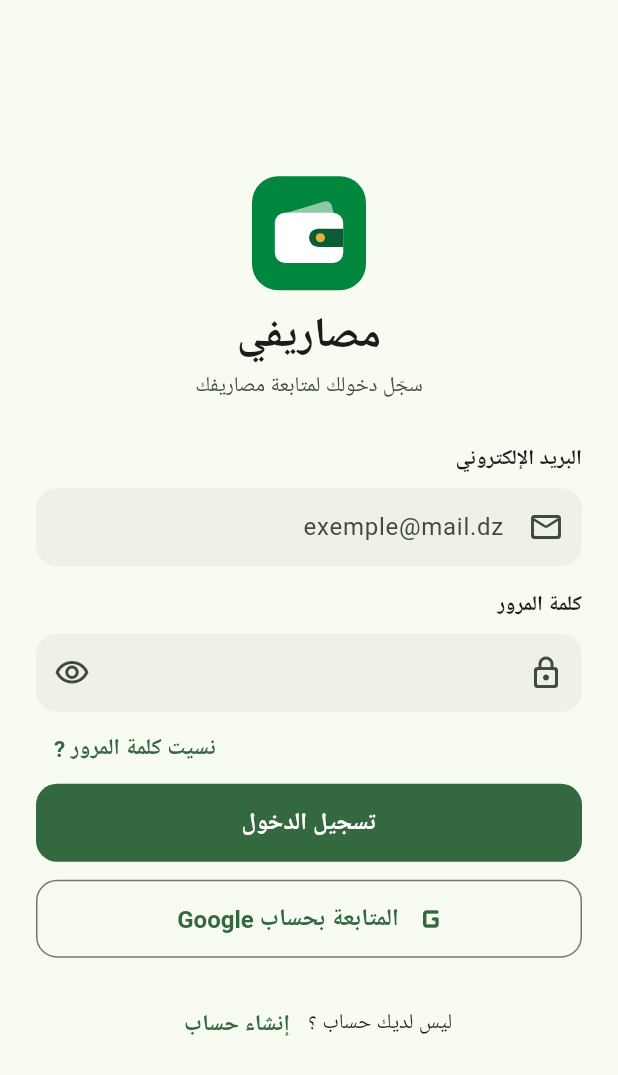
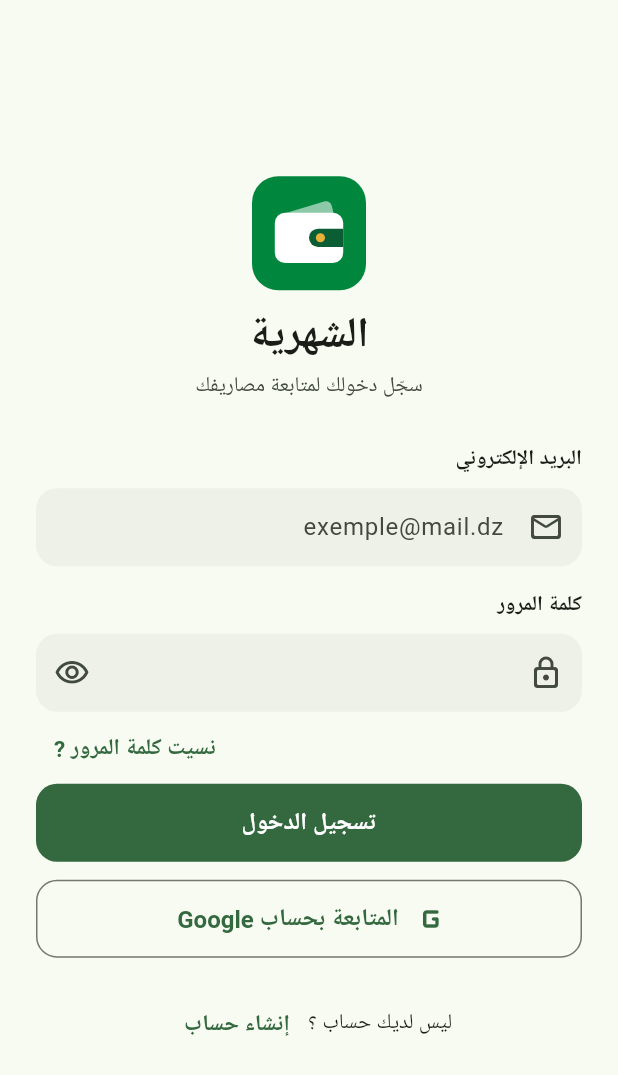
Before and after one commit to MerabetAbdelkarim/chehria, a Flutter app: the screen it shows after launch, on a phone screen of 412 x 824 dp. Shown: the top 1075 px of the screen. Run offline on Flutter 3.47's test engine with Material 3 defaults, Android fonts, the phone set to English and light mode, and no system bars; our stand-ins replace cloud_firestore, firebase_auth, firebase_core, firebase_crashlytics, fl_chart, flutter_local_notifications and 6 more; missing offline and left inert: excel, firebase_app_check; accounts and stored records are empty.

Commit message:
Rename app branding to Chehria
Co-authored-by: Copilot <223556219+Copilot@users.noreply.github.com>

```diff
--- a/lib/core/errors/error_reporter.dart
+++ b/lib/core/errors/error_reporter.dart
@@ -26,7 +26,7 @@ Future<void> initErrorReporting() async {
 
 /// Records a handled (non-fatal) error. Never throws.
 void reportError(Object error, StackTrace stack, {String? reason}) {
-  debugPrint('[Masarifi] ${reason ?? 'error'}: $error');
+  debugPrint('[Chehria] ${reason ?? 'error'}: $error');
   if (kDebugMode) debugPrintStack(stackTrace: stack, maxFrames: 8);
   if (!_crashlyticsReady) return;
   try {
--- a/lib/core/localization/s.dart
+++ b/lib/core/localization/s.dart
@@ -13,7 +13,7 @@ class S {
   String _t(String ar, String fr) => isAr ? ar : fr;
 
   // ---------------------------------------------------------------- generic
-  String get appName => _t('مصاريفي', 'Masarifi');
+  String get appName => _t('الشهرية', 'Chehria');
   String get save => _t('حفظ', 'Enregistrer');
   String get saveChanges => _t('حفظ التغييرات', 'Enregistrer');
   String get cancel => _t('إلغاء', 'Annuler');
@@ -245,8 +245,8 @@ class S {
   );
   String get about => _t('حول التطبيق', 'À propos');
   String get aboutText => _t(
-    'مصاريفي — تطبيق لتسيير مصاريف الموظف في الجزائر. المبالغ بالدينار الجزائري.',
-    'Masarifi — application de gestion des dépenses pour salariés en Algérie. Montants en dinars algériens.',
+    'الشهرية: مصاريف وديون بالدينار',
+    'Chehria : dépenses et dettes en dinars.',
   );
 
   // --------------------------------------------------------------- shell
--- a/lib/core/widgets/app_logo.dart
+++ b/lib/core/widgets/app_logo.dart
@@ -1,6 +1,6 @@
 import 'package:flutter/material.dart';
 
-/// The Masarifi logo (wallet with a gold clasp), drawn as vectors so it stays
+/// The Chehria logo (wallet with a gold clasp), drawn as vectors so it stays
 /// sharp at any size. Same geometry as `assets/brand/icon.svg` (100×100).
 class AppLogo extends StatelessWidget {
   const AppLogo({super.key, this.size = 72});
@@ -11,7 +11,7 @@ class AppLogo extends StatelessWidget {
   Widget build(BuildContext context) {
     return Semantics(
       image: true,
-      label: 'Masarifi',
+      label: 'Chehria',
       child: SizedBox.square(
         dimension: size,
         child: const CustomPaint(painter: _AppLogoPainter()),
--- a/pubspec.yaml
+++ b/pubspec.yaml
@@ -1,5 +1,5 @@
 name: masarifi
-description: "مصاريفي — personal finance app for salaried people in Algeria."
+description: "الشهرية: مصاريف وديون بالدينار"
 publish_to: 'none'
 
 version: 1.0.0+1
```
Also changed, not shown: assets/brand/icon.svg, 8 other files.
